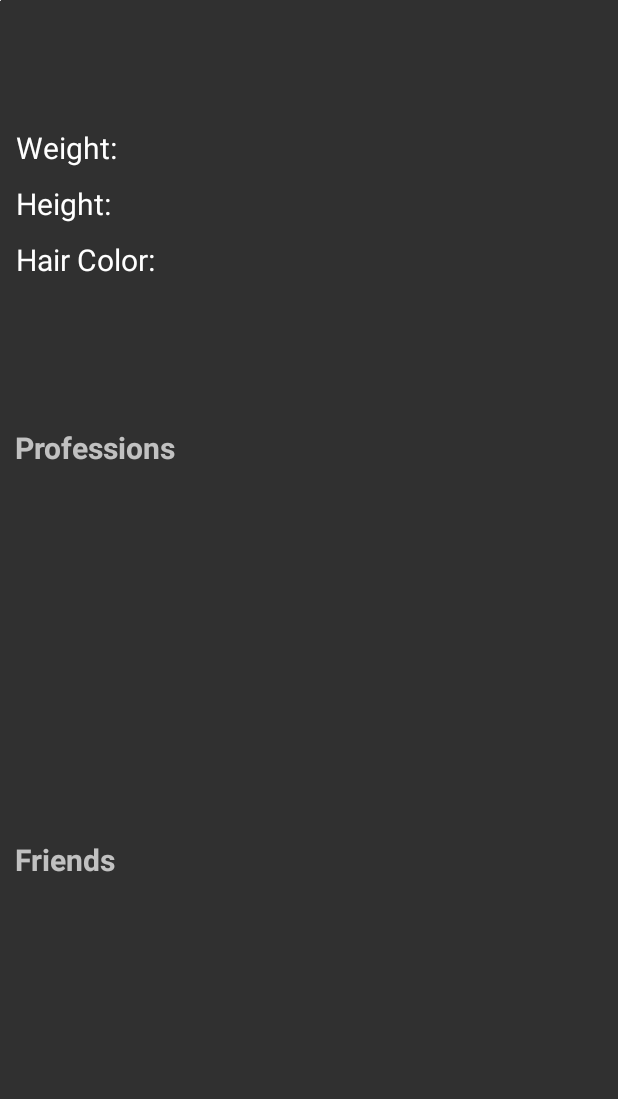
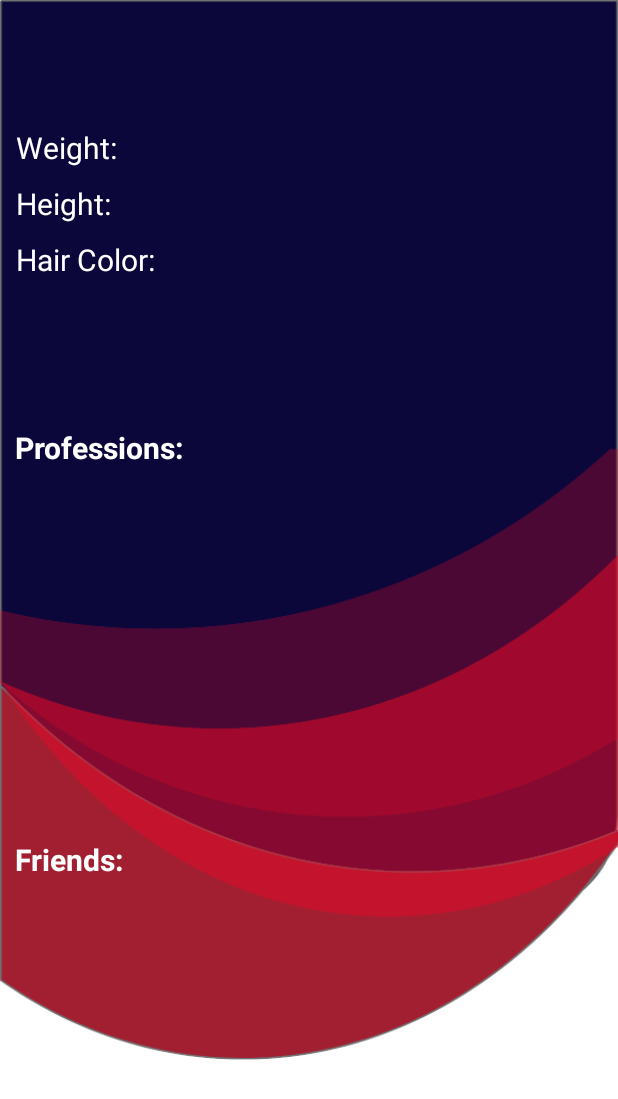
Before and after one commit to TonyAndroid1991/TestForVass, an Android app: the layout fragment_gnome_details.xml on its own in the app's theme, with its tools: preview values and no code run, on a phone screen of 412 x 824 dp. Shown: the top 1099 px of the screen. Run offline under Robolectric (Android 15) with nearby library versions, the phone set to English and light mode, and no system bars; network calls fail.

Commit message:
background image

```diff
--- a/app/src/main/res/layout/fragment_gnome_details.xml
+++ b/app/src/main/res/layout/fragment_gnome_details.xml
@@ -8,6 +8,7 @@
         android:layout_height="match_parent"
         android:orientation="vertical"
         android:weightSum=".9"
+        android:background="@drawable/background_image"
         tools:context=".fragments.GnomeDetailsFragment">
 
 
@@ -111,8 +112,9 @@
                 android:layout_height="wrap_content"
                 android:layout_marginStart="10dp"
                 android:layout_marginTop="10dp"
-                android:text="Professions"
+                android:text="@string/professions"
                 android:textSize="20dp"
+                android:textColor="@color/white"
                 android:textStyle="bold" />
 
             <ListView
@@ -135,8 +137,9 @@
                 android:layout_height="wrap_content"
                 android:layout_marginStart="10dp"
                 android:layout_marginTop="10dp"
-                android:text="Friends"
+                android:text="@string/friends"
                 android:textSize="20dp"
+                android:textColor="@color/white"
                 android:textStyle="bold" />
 
             <ListView
--- a/app/src/main/res/values/strings.xml
+++ b/app/src/main/res/values/strings.xml
@@ -10,4 +10,6 @@
     <string name="weight">Weight:</string>
     <string name="height">Height:</string>
     <string name="hair_color">Hair Color:</string>
+    <string name="professions">Professions:</string>
+    <string name="friends">Friends:</string>
 </resources>
```
